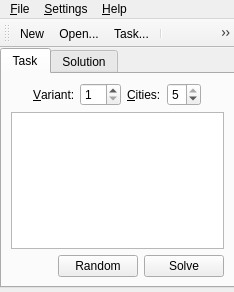
Old version of the form ui/mainwindow.ce.ui in the repository leppa/tspsg.
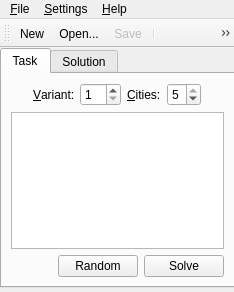
New version of the form. Icons and pictures are not drawn.

Commit message: + Added README file. * Very minor ui and translation changes.

```diff
--- a/ui/mainwindow.ce.ui
+++ b/ui/mainwindow.ce.ui
@@ -334,7 +334,7 @@
    </attribute>
    <addaction name="actionFileNew"/>
    <addaction name="actionFileOpen"/>
-   <addaction name="actionFileSaveTask"/>
+   <addaction name="actionFileSave"/>
    <addaction name="separator"/>
    <addaction name="actionSettingsPreferences"/>
    <addaction name="separator"/>
```
Left out of the diff: 8 changed lines with no effect on the pictures. The commit also changes 5 other files.
